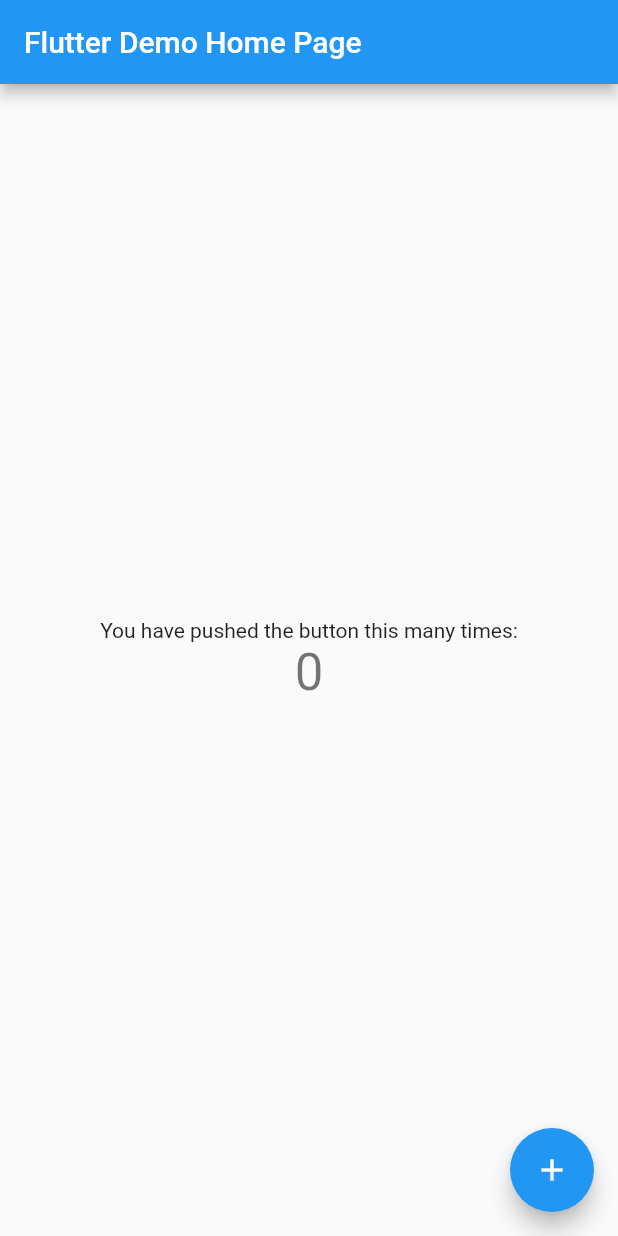
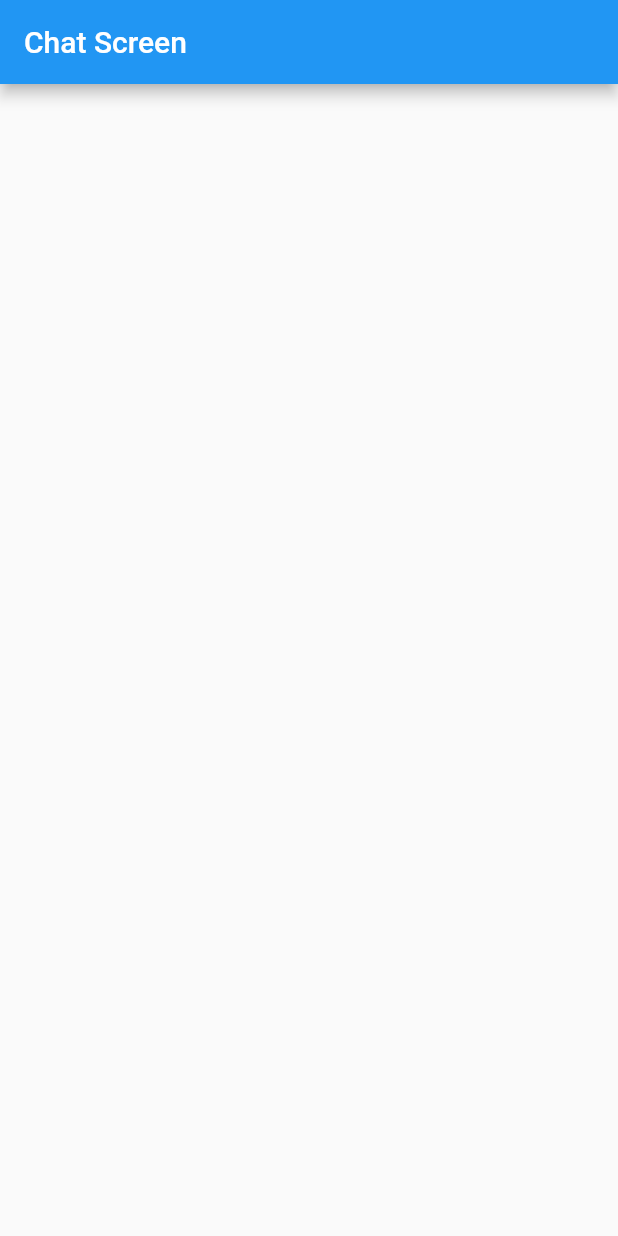
Before and after one commit to mahasak/flutter-lab, a Flutter app: the screen it shows after launch, on a phone screen of 412 x 824 dp. Run offline on Flutter 3.47's test engine with Material 2 defaults, Android fonts, the phone set to English and light mode, and no system bars.

Commit message:
create new main screen

```diff
--- a/lab/lib/main.dart
+++ b/lab/lib/main.dart
@@ -1,109 +1,23 @@
 import 'package:flutter/material.dart';
 
-void main() => runApp(new MyApp());
+void main() {
+  runApp(
+    new FriendlyChat()
+  );
+}
 
-class MyApp extends StatelessWidget {
-  // This widget is the root of your application.
+class FriendlyChat extends StatelessWidget {
   @override
   Widget build(BuildContext context) {
-    return new MaterialApp(
-      title: 'Flutter Demo',
-      theme: new ThemeData(
-        // This is the theme of your application.
-        //
-        // Try running your application with "flutter run". You'll see the
-        // application has a blue toolbar. Then, without quitting the app, try
-        // changing the primarySwatch below to Colors.green and then invoke
-        // "hot reload" (press "r" in the console where you ran "flutter run",
-        // or press Run > Flutter Hot Reload in IntelliJ). Notice that the
-        // counter didn't reset back to zero; the application is not restarted.
-        primarySwatch: Colors.blue,
-      ),
-      home: new MyHomePage(title: 'Flutter Demo Home Page'),
+    return new MaterialApp(title: "Material Chat", home: new ChatScreen(),);
+  }
+}
+
+class ChatScreen extends StatelessWidget {
+  @override
+  Widget build(BuildContext context) {
+    return new Scaffold(
+      appBar: new AppBar(title: new Text("Chat Screen"),)
     );
   }
 }
-
-class MyHomePage extends StatefulWidget {
-  MyHomePage({Key key, this.title}) : super(key: key);
-
-  // This widget is the home page of your application. It is stateful, meaning
-  // that it has a State object (defined below) that contains fields that affect
-  // how it looks.
-
-  // This class is the configuration for the state. It holds the values (in this
-  // case the title) provided by the parent (in this case the App widget) and
-  // used by the build method of the State. Fields in a Widget subclass are
-  // always marked "final".
-
-  final String title;
-
-  @override
-  _MyHomePageState createState() => new _MyHomePageState();
-}
-
-class _MyHomePageState extends State<MyHomePage> {
-  int _counter = 0;
-
-  void _incrementCounter() {
-    setState(() {
-      // This call to setState tells the Flutter framework that something has
-      // changed in this State, which causes it to rerun the build method below
-      // so that the display can reflect the updated values. If we changed
-      // _counter without calling setState(), then the build method would not be
-      // called again, and so nothing would appear to happen.
-      _counter++;
-    });
-  }
-
-  @override
-  Widget build(BuildContext context) {
-    // This method is rerun every time setState is called, for instance as done
-    // by the _incrementCounter method above.
-    //
-    // The Flutter framework has been optimized to make rerunning build methods
-    // fast, so that you can just rebuild anything that needs updating rather
-    // than having to individually change instances of widgets.
-    return new Scaffold(
-      appBar: new AppBar(
-        // Here we take the value from the MyHomePage object that was created by
-        // the App.build method, and use it to set our appbar title.
-        title: new Text(widget.title),
-      ),
-      body: new Center(
-        // Center is a layout widget. It takes a single child and positions it
-        // in the middle of the parent.
-        child: new Column(
-          // Column is also layout widget. It takes a list of children and
-          // arranges them vertically. By default, it sizes itself to fit its
-          // children horizontally, and tries to be as tall as its parent.
-          //
-          // Invoke "debug paint" (press "p" in the console where you ran
-          // "flutter run", or select "Toggle Debug Paint" from the Flutter tool
-          // window in IntelliJ) to see the wireframe for each widget.
-          //
-          // Column has various properties to control how it sizes itself and
-          // how it positions its children. Here we use mainAxisAlignment to
-          // center the children vertically; the main axis here is the vertical
-          // axis because Columns are vertical (the cross axis would be
-          // horizontal).
-          mainAxisAlignment: MainAxisAlignment.center,
-          children: <Widget>[
-            new Text(
-              'You have pushed the button this many times:',
-            ),
-            new Text(
-              '$_counter',
-              style: Theme.of(context).textTheme.display1,
-            ),
-          ],
-        ),
-      ),
-      floatingActionButton: new FloatingActionButton(
-        onPressed: _incrementCounter,
-        tooltip: 'Increment',
-        child: new Icon(Icons.add),
-      ), // This trailing comma makes auto-formatting nicer for build methods.
-    );
-  }
-}
```
